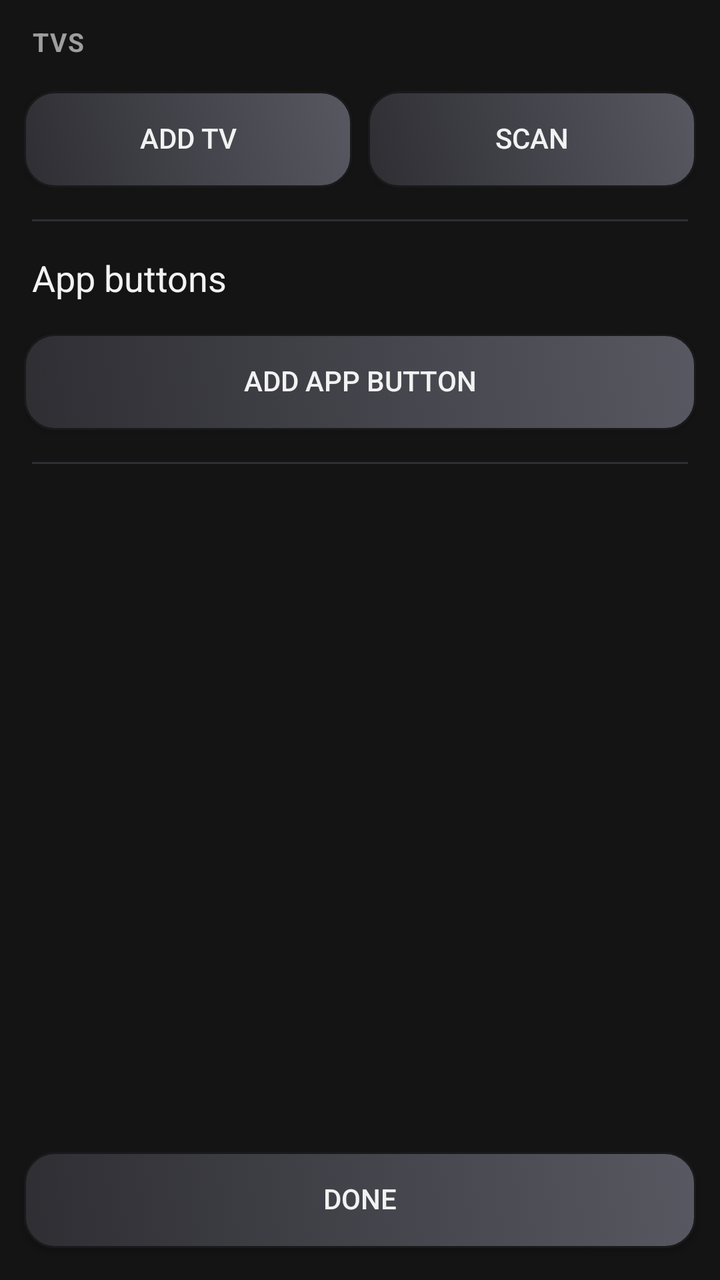
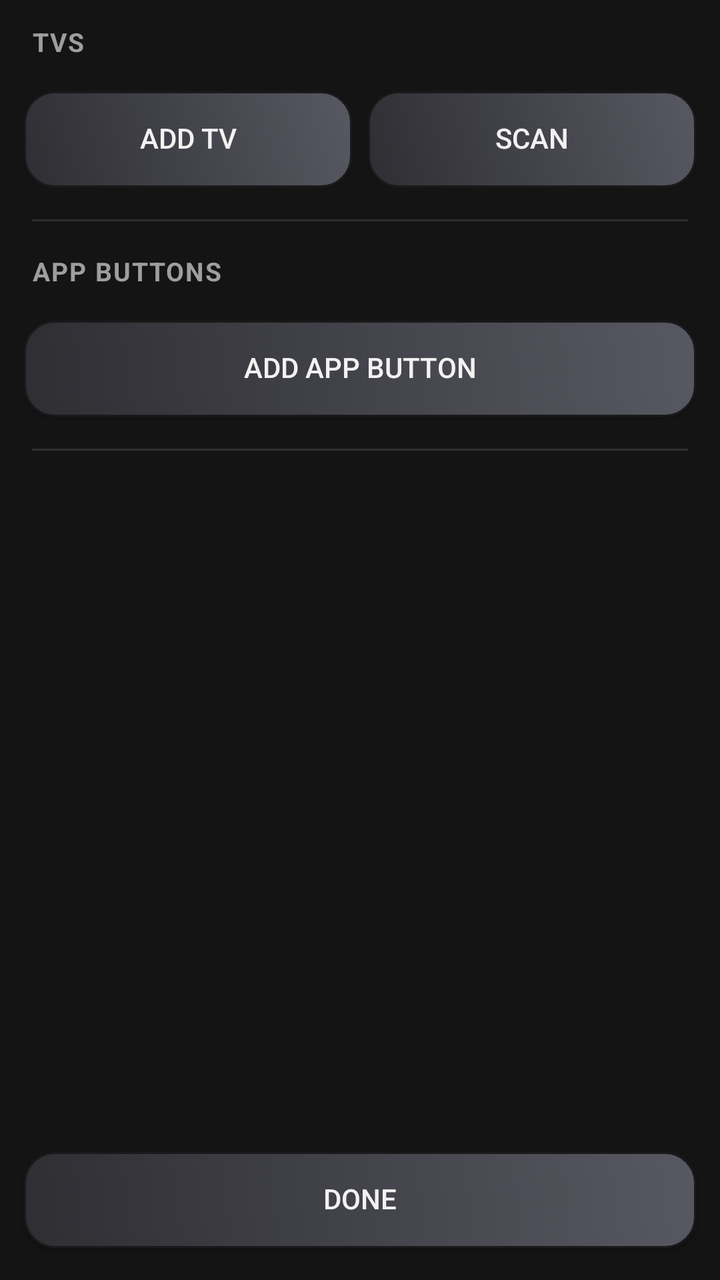

Two renders of the same Android screen: before a commit and after it. Below are the layout's source before the change and the commit's diff.
<!-- AndroidManifest.xml: application theme Theme.GrafRemote -->
<!-- res/layout/activity_settings.xml -->
<?xml version="1.0" encoding="utf-8"?>
<LinearLayout xmlns:android="http://schemas.android.com/apk/res/android"
    android:layout_width="match_parent"
    android:layout_height="match_parent"
    android:orientation="vertical">

    <ScrollView
        android:layout_width="match_parent"
        android:layout_height="0dp"
        android:layout_weight="1">

        <LinearLayout
            android:layout_width="match_parent"
            android:layout_height="wrap_content"
            android:orientation="vertical"
            android:padding="12dp">

            <TextView
                android:layout_width="match_parent"
                android:layout_height="wrap_content"
                android:layout_marginStart="4dp"
                android:layout_marginBottom="8dp"
                android:text="TVs"
                android:textAllCaps="true"
                android:textColor="#9E9E9E"
                android:textSize="13sp"
                android:textStyle="bold"
                android:letterSpacing="0.05" />

            <LinearLayout
                android:id="@+id/tvList"
                android:layout_width="match_parent"
                android:layout_height="wrap_content"
                android:orientation="vertical" />

            <LinearLayout
                android:layout_width="match_parent"
                android:layout_height="wrap_content"
                android:layout_marginTop="8dp"
                android:layout_marginBottom="16dp"
                android:orientation="horizontal">

                <Button
                    android:id="@+id/btnAddTv"
                    android:layout_width="0dp"
                    android:layout_height="wrap_content"
                    android:layout_marginEnd="4dp"
                    android:layout_weight="1"
                    android:background="@drawable/btn_face_selector"
                    android:elevation="1dp"
                    android:gravity="center"
                    android:includeFontPadding="false"
                    android:minWidth="0dp"
                    android:minHeight="48dp"
                    android:text="Add TV"
                    android:textColor="#f2f2f2" />

                <Button
                    android:id="@+id/btnScan"
                    android:layout_width="0dp"
                    android:layout_height="wrap_content"
                    android:layout_marginStart="4dp"
                    android:layout_weight="1"
                    android:background="@drawable/btn_face_selector"
                    android:elevation="1dp"
                    android:gravity="center"
                    android:includeFontPadding="false"
                    android:minWidth="0dp"
                    android:minHeight="48dp"
                    android:text="Scan"
                    android:textColor="#f2f2f2" />
            </LinearLayout>

            <View
                android:layout_width="match_parent"
                android:layout_height="1dp"
                android:layout_marginStart="4dp"
                android:layout_marginEnd="4dp"
                android:layout_marginBottom="16dp"
                android:background="#2E2E33" />

            <TextView
                android:layout_width="match_parent"
                android:layout_height="wrap_content"
                android:layout_marginStart="4dp"
                android:layout_marginBottom="8dp"
                android:text="App buttons"
                android:textColor="#f2f2f2"
                android:textSize="18sp" />

            <LinearLayout
                android:id="@+id/appList"
                android:layout_width="match_parent"
                android:layout_height="wrap_content"
                android:orientation="vertical" />

            <Button
                android:id="@+id/btnAddApp"
                android:layout_width="match_parent"
                android:layout_height="wrap_content"
                android:layout_marginTop="8dp"
                android:layout_marginBottom="16dp"
                android:background="@drawable/btn_face_selector"
                android:elevation="1dp"
                android:gravity="center"
                android:includeFontPadding="false"
                android:minWidth="0dp"
                android:minHeight="48dp"
                android:text="Add app button"
                android:textColor="#f2f2f2" />

            <View
                android:layout_width="match_parent"
                android:layout_height="1dp"
                android:layout_marginStart="4dp"
                android:layout_marginEnd="4dp"
                android:layout_marginBottom="16dp"
                android:background="#2E2E33" />
        </LinearLayout>
    </ScrollView>

    <Button
        android:id="@+id/btnDone"
        android:layout_width="match_parent"
        android:layout_height="wrap_content"
        android:layout_marginStart="12dp"
        android:layout_marginEnd="12dp"
        android:layout_marginBottom="16dp"
        android:background="@drawable/btn_face_selector"
        android:elevation="1dp"
        android:gravity="center"
        android:includeFontPadding="false"
        android:minWidth="0dp"
        android:minHeight="48dp"
        android:text="Done"
        android:textColor="#f2f2f2" />
</LinearLayout>
<!-- resources referenced by this layout -->
<resources>
  <!-- drawable btn_face_selector (drawable) -->
  <?xml version="1.0" encoding="utf-8"?>
  <selector xmlns:android="http://schemas.android.com/apk/res/android">
      <item android:drawable="@drawable/btn_face_pressed" android:state_pressed="true" />
      <item android:drawable="@drawable/btn_face" />
  </selector>
  <style name="Theme.GrafRemote" parent="android:Theme.Material.NoActionBar">
          <item name="android:windowBackground">#141414</item>
          <item name="android:textColor">#f2f2f2</item>
          <item name="android:colorAccent">#4da3ff</item>
      </style>
  <!-- drawable btn_face_pressed (drawable) -->
  <?xml version="1.0" encoding="utf-8"?>
  <shape xmlns:android="http://schemas.android.com/apk/res/android"
      android:shape="rectangle">
      <gradient
          android:angle="45"
          android:startColor="#222226"
          android:endColor="#3D3D45" />
      <corners android:radius="15dp" />
      <stroke
          android:width="1dp"
          android:color="#101012" />
  </shape>
  <!-- drawable btn_face (drawable) -->
  <?xml version="1.0" encoding="utf-8"?>
  <shape xmlns:android="http://schemas.android.com/apk/res/android"
      android:shape="rectangle">
      <gradient
          android:angle="45"
          android:startColor="#2E2E33"
          android:endColor="#585862" />
      <corners android:radius="15dp" />
      <stroke
          android:width="1dp"
          android:color="#1A1A1C" />
  </shape>
</resources>

<!-- the commit's change to res/layout/activity_settings.xml (unified diff, before → after) -->
@@ -85,8 +85,11 @@
                 android:layout_marginStart="4dp"
                 android:layout_marginBottom="8dp"
                 android:text="App buttons"
-                android:textColor="#f2f2f2"
-                android:textSize="18sp" />
+                android:textAllCaps="true"
+                android:textColor="#9E9E9E"
+                android:textSize="13sp"
+                android:textStyle="bold"
+                android:letterSpacing="0.05" />
 
             <LinearLayout
                 android:id="@+id/appList"
